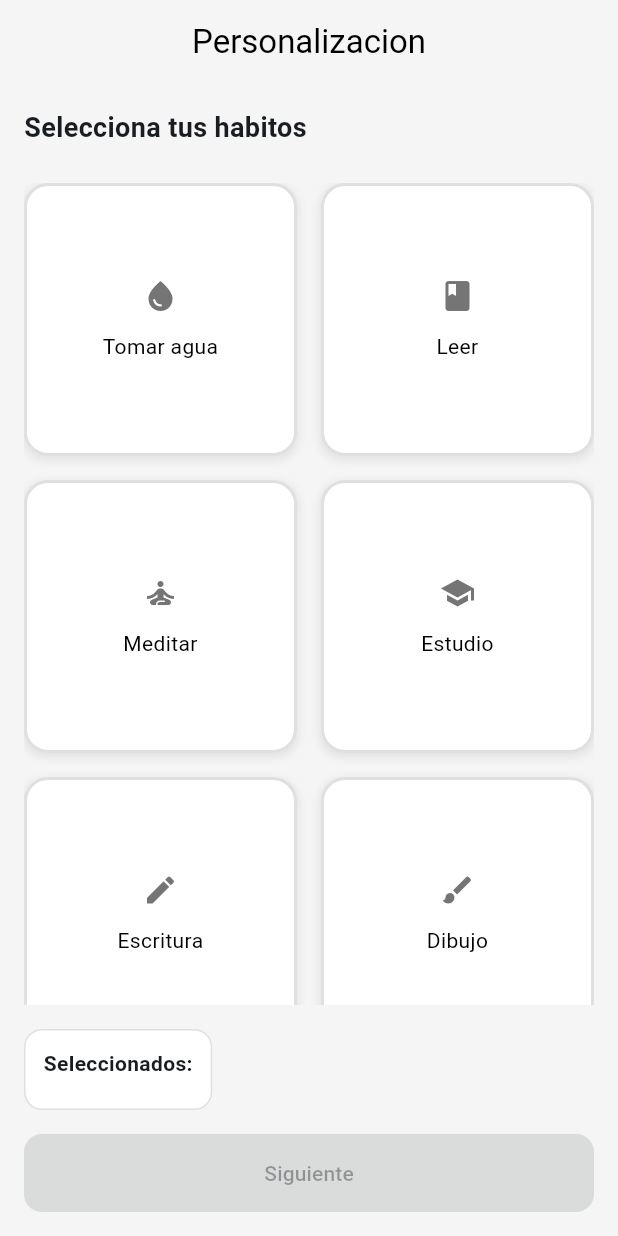
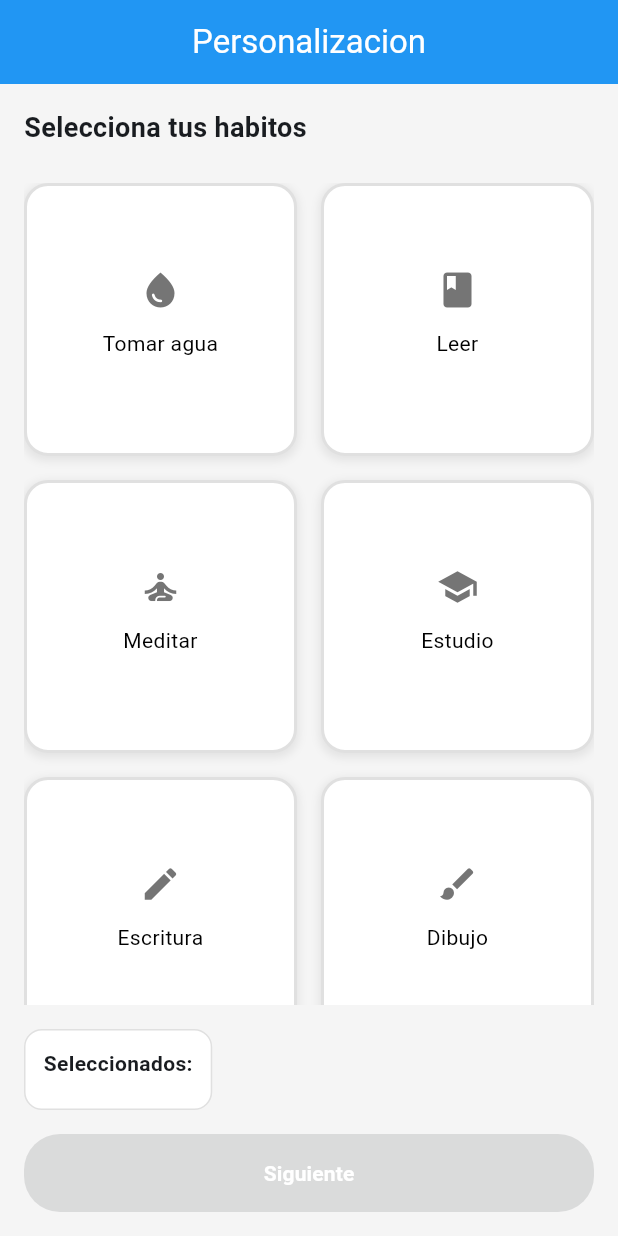
Before and after one commit to victortelles/Habit-Hub, a Flutter app: the HabitsSelection widget shown alone on an empty page, opened directly with empty values, on a phone screen of 412 x 824 dp. Run offline on Flutter 3.47's test engine with Material 3 defaults, Android fonts, the phone set to English and light mode, and no system bars; accounts and stored records are empty.

Commit message:
Ultimos cambios y diseños de la aplicacion de seleccion de cards

```diff
--- a/lib/models/user_preferences.dart
+++ b/lib/models/user_preferences.dart
@@ -1,17 +1,20 @@
 class UserPreferences {
   String? gender;
-  List<String> selectedHabits = [];
-  List<String> selectedExercises = [];
-  List<String> selectedSports = [];
-  List<String> selectedDays = [];
+  List<String> selectedHabits;
+  List<String> selectedExercises;
+  List<String> selectedSports;
+  List<String> selectedDays;
 
   UserPreferences({
     this.gender,
-    this.selectedHabits = const [],
-    this.selectedExercises = const [],
-    this.selectedSports = const [],
-    this.selectedDays = const [],
-  });
+    List<String>? selectedHabits,
+    List<String>? selectedExercises,
+    List<String>? selectedSports,
+    List<String>? selectedDays,
+  }): selectedHabits = selectedHabits ?? [],
+      selectedExercises = selectedExercises ?? [],
+      selectedSports = selectedSports ?? [],
+      selectedDays = selectedDays ?? [];
 
   Map<String, dynamic> toJson() {
     return {
--- a/lib/screens/habits_selection.dart
+++ b/lib/screens/habits_selection.dart
@@ -22,21 +22,26 @@ class _HabitsSelectionState extends State<HabitsSelection> {
   @override
   void initState() {
     super.initState();
+    //Crear una copia para evitar problemas de referencia
     _userPreferences = widget.userPreferences;
+
   }
 
   void _onHabitSelected(String habit) {
     setState(() {
       if (_userPreferences.selectedHabits.contains(habit)) {
         _userPreferences.selectedHabits.remove(habit);
+        print(_userPreferences.selectedHabits);
       } else {
         _userPreferences.selectedHabits.add(habit);
+        print(_userPreferences.selectedHabits);
       }
     });
   }
 
   void _navigateToNext() {
-    Navigator.of(context).push (
+    //Pasar la referencia actualizada a la siguiente pantalla
+    Navigator.of(context).push(
       MaterialPageRoute(
         builder: (context) => ExcercisesSelection(
           userPreferences: _userPreferences,
@@ -54,6 +59,8 @@ class _HabitsSelectionState extends State<HabitsSelection> {
       selectedValues: _userPreferences.selectedHabits,
       onOptionSelected: _onHabitSelected,
       onNext: _navigateToNext,
+      maxSelections: 0,
+      showSelection: true,
     );
   }
 }
--- a/lib/screens/summary.dart
+++ b/lib/screens/summary.dart
@@ -36,6 +36,8 @@ class Summary extends StatelessWidget {
 
   @override
   Widget build(BuildContext context) {
+    //Color primario boton
+    final Color primaryColor = const Color(0xFF3942FF);
     final habitNames = _getSelectedNames(userPreferences.selectedHabits, PersonalizationData.habitOptions);
     final exerciseNames = _getSelectedNames(userPreferences.selectedExercises, PersonalizationData.exerciseOptions);
     final sportNames = _getSelectedNames(userPreferences.selectedSports, PersonalizationData.sportOptions);
@@ -45,8 +47,8 @@ class Summary extends StatelessWidget {
       backgroundColor: Colors.grey.shade100,
       appBar: AppBar(
         elevation: 0,
-        backgroundColor: Colors.transparent,
-        title: const Text('Resumen', style: TextStyle(color: Colors.black)),
+        backgroundColor: const Color(0xFF2196F3),
+        title: const Text('Resumen', style: TextStyle(color: Colors.white)),
         centerTitle: true,
       ),
 
@@ -90,30 +92,35 @@ class Summary extends StatelessWidget {
                       'Género',
                       [_getGenderName()],
                       Icons.person,
+                      primaryColor,
                     ),
                     _buildSummaryCard(
                       context,
                       'Hábitos',
                       habitNames,
                       Icons.checklist,
+                      primaryColor,
                     ),
                     _buildSummaryCard(
                       context,
                       'Ejercicios',
                       exerciseNames,
                       Icons.fitness_center,
+                      primaryColor,
                     ),
                     _buildSummaryCard(
                       context,
                       'Deportes',
                       sportNames,
                       Icons.sports,
+                      primaryColor,
                     ),
                     _buildSummaryCard(
                       context,
                       'Días preferidos',
                       dayNames,
                       Icons.calendar_today,
+                      primaryColor,
                     ),
                   ],
                 ),
@@ -139,12 +146,19 @@ class Summary extends StatelessWidget {
                     );
                   },
                   style: ElevatedButton.styleFrom(
+                    backgroundColor: primaryColor,
                     padding: const EdgeInsets.symmetric(vertical: 16),
                     shape: RoundedRectangleBorder(
-                      borderRadius: BorderRadius.circular(12),
+                      borderRadius: BorderRadius.circular(24),
                     ),
                   ),
-                  child: const Text('Comenzar'),
+                  child: Text(
+                    'Comenzar',
+                    style: const TextStyle(
+                      color: Colors.white,
+                      fontWeight: FontWeight.bold,
+                    ),
+                  ),
                 ),
               ),
             ],
@@ -159,6 +173,7 @@ class Summary extends StatelessWidget {
     String title,
     List<String> items,
     IconData icon,
+    Color primaryColor,
   ) {
     return Container(
       margin: const EdgeInsets.only(bottom: 16),
@@ -180,7 +195,7 @@ class Summary extends StatelessWidget {
         children: [
           Row(
             children: [
-              Icon(icon, color: Theme.of(context).primaryColor),
+              Icon(icon, color: primaryColor),
               const SizedBox(width: 8),
               Text(
                 title,
--- a/lib/widgets/option_card.dart
+++ b/lib/widgets/option_card.dart
@@ -16,18 +16,26 @@ class OptionCard extends StatelessWidget {
 
   @override
   Widget build(BuildContext context) {
+
+    //Color principal
+    final Color primaryColor = const Color(0xFF3942FF);
+
     return GestureDetector(
         onTap: onTap,
-        child: Container(
-          // Decoracion del contenedor.
+        child: AnimatedContainer(
+          //Animacion y duracion
+          duration: const Duration(milliseconds: 300),
+          curve: Curves.easeInOut,
+
+          // Decoracion del contenedor animado.
           decoration: BoxDecoration(
               color: isSelected
-                  ? Theme.of(context).primaryColor.withOpacity(0.2)
+                  ? primaryColor.withOpacity(0.2)
                   : Colors.white,
               borderRadius: BorderRadius.circular(16),
               border: Border.all(
                 color: isSelected
-                    ? Theme.of(context).primaryColor
+                    ? primaryColor
                     : Colors.grey.shade300,
                 width: 2,
               ),
@@ -35,8 +43,10 @@ class OptionCard extends StatelessWidget {
               //Sombreado
               boxShadow: [
                 BoxShadow(
-                  color: Colors.grey.withOpacity(0.2),
-                  spreadRadius: 1,
+                  color: isSelected
+                      ? primaryColor.withOpacity(0.2)
+                      : Colors.grey.withOpacity(0.2),
+                  spreadRadius: isSelected ? 2 : 1,
                   blurRadius: 4,
                   offset: const Offset(0, 2),
                 ),
@@ -48,22 +58,28 @@ class OptionCard extends StatelessWidget {
             child: Column(
               mainAxisAlignment: MainAxisAlignment.center,
               children: [
-
-                Icon(
+                AnimatedScale(
+                  duration: const Duration(milliseconds: 300),
+                  scale: isSelected ? 1.1 : 1.0,
+                  child: Icon(
                     icon,
                     color: isSelected
                         ? Theme.of(context).primaryColor
                         : Colors.grey.shade600,
+                    size: 28,
+                  ),
                 ),
 
+                //Espaciado
                 const SizedBox(height: 12),
 
+                //Texto
                 Text(
                   title,
                   textAlign: TextAlign.center,
                   style: TextStyle(
                     color: isSelected
-                        ? Theme.of(context).primaryColor
+                        ? primaryColor
                         : Colors.black,
                     fontWeight:
                         isSelected ? FontWeight.bold : FontWeight.normal,
@@ -71,21 +87,27 @@ class OptionCard extends StatelessWidget {
                 ),
 
                 //Si esta seleccionado, bordearle el color
-                if (isSelected)
-                  Container(
+                AnimatedContainer(
+                    duration: const Duration(milliseconds: 300),
+                    height: isSelected ? 30 : 0,
                     margin: const EdgeInsets.only(top: 8),
-                    padding: const EdgeInsets.symmetric(horizontal: 12, vertical: 4),
+                    padding: EdgeInsets.symmetric(
+                      horizontal: isSelected ? 12: 0,
+                      vertical: isSelected ? 4 : 0
+                    ),
 
                     decoration: BoxDecoration(
-                      color: Theme.of(context).primaryColor,
+                      color: primaryColor,
                       borderRadius: BorderRadius.circular(12),
                     ),
 
-                    child: const Icon(
+                    child: isSelected
+                      ? const Icon(
                         Icons.check,
                         color: Colors.white,
                         size: 16,
-                    ),
+                      )
+                    : const SizedBox(),
                   ),
               ],
             ),
--- a/lib/widgets/personalization_page.dart
+++ b/lib/widgets/personalization_page.dart
@@ -25,25 +25,29 @@ class PersonalizationPage extends StatelessWidget {
 
   @override
   Widget build(BuildContext context) {
+    //Color principal
+    final Color primaryColor = const Color(0xFF3942FF);
+
     return Scaffold(
       backgroundColor: Colors.grey.shade100,
       appBar: AppBar(
         elevation: 0,
-        backgroundColor: Colors.transparent,
-        title: Text(title, style: const TextStyle(color: Colors.black)),
+        backgroundColor: const Color(0xFF2196F3),
+        title: Text(title, style: const TextStyle(color: Colors.white)),
         centerTitle: true,
       ),
+
       //Espaciado
       body: SafeArea(
         child: Padding(
           padding: const EdgeInsets.all(16.0),
 
-          //
+          //Column
           child: Column(
             crossAxisAlignment: CrossAxisAlignment.start,
             children: [
 
-              //
+              //Texto de instruccion
               Text(
                 instructionText,
                 style: const TextStyle(
@@ -68,7 +72,7 @@ class PersonalizationPage extends StatelessWidget {
               //Espaciado
               const SizedBox(height: 16),
 
-              //
+              //Lista gridview
               Expanded(
                 child: GridView.builder(
                   gridDelegate: const SliverGridDelegateWithFixedCrossAxisCount(
@@ -87,6 +91,7 @@ class PersonalizationPage extends StatelessWidget {
                       icon: option['icon'],
                       isSelected: isSelected,
                       onTap: () {
+                        //Verificar limite de Selecciones
                         if (maxSelections > 0 && selectedValues.length >= maxSelections && !isSelected) {
                           ScaffoldMessenger.of(context).showSnackBar(
                             SnackBar(
@@ -107,6 +112,7 @@ class PersonalizationPage extends StatelessWidget {
               const SizedBox(height: 16),
 
               if (showSelection)
+                //Contenedor
                 Container(
                   padding: const EdgeInsets.all(12),
                   decoration: BoxDecoration(
@@ -115,6 +121,7 @@ class PersonalizationPage extends StatelessWidget {
                     border: Border.all(color: Colors.grey.shade300),
                   ),
 
+                  //Columna Seleccionados
                   child: Column(
                     crossAxisAlignment: CrossAxisAlignment.start,
                     children: [
@@ -137,7 +144,9 @@ class PersonalizationPage extends StatelessWidget {
                           return Chip(
                             label: Text(option['name']),
                             onDeleted: () => onOptionSelected(value),
-                            backgroundColor: Theme.of(context).primaryColor.withOpacity(0.1),
+                            backgroundColor: primaryColor.withOpacity(0.1),
+                            deleteIconColor: primaryColor,
+                            labelStyle: TextStyle(color: primaryColor),
                           );
                         }).toList(),
                       ),
@@ -148,17 +157,25 @@ class PersonalizationPage extends StatelessWidget {
               //Espaciado
               const SizedBox(height: 16),
 
+              //boton inferior
               SizedBox(
                 width: double.infinity,
                 child: ElevatedButton(
                   onPressed: selectedValues.isNotEmpty ? onNext : null,
                   style: ElevatedButton.styleFrom(
+                    backgroundColor: primaryColor,
                     padding: const EdgeInsets.symmetric(vertical: 16),
                     shape: RoundedRectangleBorder(
-                      borderRadius: BorderRadius.circular(12),
+                      borderRadius: BorderRadius.circular(24),
                     ),
                   ),
-                  child: const Text('Siguiente'),
+                  child: Text(
+                    'Siguiente',
+                    style: const TextStyle(
+                      color: Colors.white,
+                      fontWeight: FontWeight.bold,
+                    ),
+                  ),
                 ),
               ),
             ],
```
Lines whose indentation alone changed are shown as unchanged.
